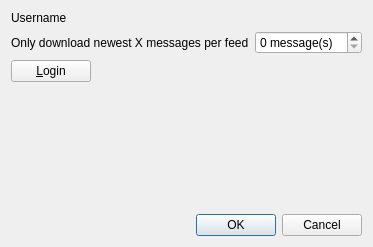
Old version of the form src/services/inoreader/gui/formeditinoreaderaccount.ui in the repository martinrotter/rssguard.
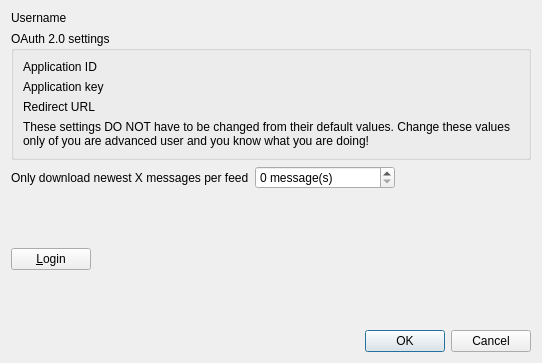
New version of the form. Custom widgets are drawn as their Qt base class.

What changed in the file:
```diff
--- a/src/services/inoreader/gui/formeditinoreaderaccount.ui
+++ b/src/services/inoreader/gui/formeditinoreaderaccount.ui
@@ -2,9 +2,19 @@
 <ui version="4.0">
  <class>FormEditInoreaderAccount</class>
  <widget class="QDialog" name="FormEditInoreaderAccount">
+  <property name="geometry">
+   <rect>
+    <x>0</x>
+    <y>0</y>
+    <width>542</width>
+    <height>363</height>
+   </rect>
+  </property>
   <property name="windowTitle">
    <string>Dialog</string>
   </property>
+  <layout class="QVBoxLayout" name="verticalLayout">
+   <item>
   <layout class="QFormLayout" name="formLayout">
    <item row="0" column="0">
     <widget class="QLabel" name="m_lblUsername">
@@ -13,7 +23,59 @@
      </property>
     </widget>
    </item>
+     <item row="0" column="1">
+      <widget class="LineEditWithStatus" name="m_txtUsername" native="true"/>
+     </item>
    <item row="1" column="0" colspan="2">
+      <widget class="QGroupBox" name="groupBox">
+       <property name="title">
+        <string>OAuth 2.0 settings</string>
+       </property>
+       <layout class="QFormLayout" name="formLayout_4">
+        <item row="0" column="0">
+         <widget class="QLabel" name="m_lblUsername_2">
+          <property name="text">
+           <string>Application ID</string>
+          </property>
+         </widget>
+        </item>
+        <item row="0" column="1">
+         <widget class="LineEditWithStatus" name="m_txtAppId" native="true"/>
+        </item>
+        <item row="1" column="0">
+         <widget class="QLabel" name="m_lblUsername_3">
+          <property name="text">
+           <string>Application key</string>
+          </property>
+         </widget>
+        </item>
+        <item row="1" column="1">
+         <widget class="LineEditWithStatus" name="m_txtAppKey" native="true"/>
+        </item>
+        <item row="2" column="0">
+         <widget class="QLabel" name="m_lblUsername_4">
+          <property name="text">
+           <string>Redirect URL</string>
+          </property>
+         </widget>
+        </item>
+        <item row="2" column="1">
+         <widget class="LineEditWithStatus" name="m_txtRedirectUrl" native="true"/>
+        </item>
+        <item row="3" column="0" colspan="2">
+         <widget class="QLabel" name="m_lblAuthInfo">
+          <property name="text">
+           <string>These settings DO NOT have to be changed from their default values. Change these values only of you are advanced user and you know what you are doing!</string>
+          </property>
+          <property name="wordWrap">
+           <bool>true</bool>
+          </property>
+         </widget>
+        </item>
+       </layout>
+      </widget>
+     </item>
+     <item row="2" column="0" colspan="2">
     <layout class="QFormLayout" name="formLayout_3">
      <item row="0" column="0">
       <widget class="QLabel" name="label">
@@ -38,19 +100,6 @@
     </layout>
    </item>
    <item row="3" column="0" colspan="2">
-    <spacer name="verticalSpacer">
-     <property name="orientation">
-      <enum>Qt::Vertical</enum>
-     </property>
-     <property name="sizeHint" stdset="0">
-      <size>
-       <width>20</width>
-       <height>120</height>
-      </size>
-     </property>
-    </spacer>
-   </item>
-   <item row="2" column="0" colspan="2">
     <layout class="QFormLayout" name="formLayout_2">
      <item row="0" column="0">
       <widget class="QPushButton" name="m_btnTestSetup">
@@ -74,7 +123,9 @@
      </item>
     </layout>
    </item>
-   <item row="4" column="0" colspan="2">
+    </layout>
+   </item>
+   <item>
     <widget class="QDialogButtonBox" name="m_buttonBox">
      <property name="orientation">
       <enum>Qt::Horizontal</enum>
@@ -84,9 +135,6 @@
      </property>
     </widget>
    </item>
-   <item row="0" column="1">
-    <widget class="LineEditWithStatus" name="m_txtUsername" native="true"/>
-   </item>
   </layout>
  </widget>
  <customwidgets>
```
Lines whose indentation alone changed are shown as unchanged.
